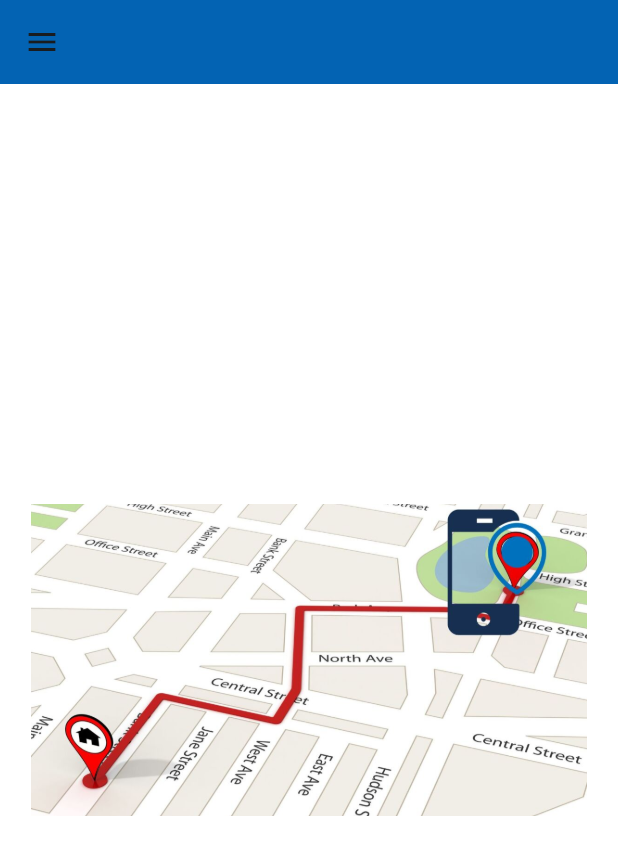
After one commit to JoseHernandezVera/pharmacheck_app, a Flutter app: the MapPage screen opened directly, on a phone screen of 412 x 824 dp. The commit adds this screen. Shown: the top 855 px of the screen. Run offline on Flutter 3.47's test engine with Material 3 defaults, Android fonts, the phone set to English and light mode, and no system bars; our stand-ins replace audioplayers.

Commit message:
se me olvido una cosa

```diff
--- a/lib/pages/clientes.dart
+++ b/lib/pages/clientes.dart
@@ -68,10 +68,9 @@ class _ClientesPageState extends State<ClientesPage> {
                       DropdownButton<int>(
                         value: selectedHour,
                         items: List.generate(24, (i) {
-                          int hour = i + 1;
                           return DropdownMenuItem(
-                            value: hour,
-                            child: Text(hour.toString().padLeft(2, '0')),
+                            value: i,
+                            child: Text(i.toString().padLeft(2, '0')),
                           );
                         }),
                         onChanged: (value) {
--- /dev/null
+++ b/lib/pages/map.dart
@@ -0,0 +1,32 @@
+import 'package:flutter/material.dart';
+import 'base_pages.dart';
+
+class MapPage extends StatelessWidget {
+  const MapPage({super.key});
+
+  @override
+  Widget build(BuildContext context) {
+    final screenWidth = MediaQuery.of(context).size.width;
+    final screenHeight = MediaQuery.of(context).size.height;
+
+    return Scaffold(
+      backgroundColor: Colors.white,
+      appBar: AppBar(
+        title: const Text(''),
+        backgroundColor: const Color.fromARGB(255, 3, 99, 179),
+      ),
+      drawer: const BasePage(title: 'Map'),
+      body: Center(
+        child: Padding(
+          padding: EdgeInsets.all(screenWidth * 0.05),
+          child: Image.asset(
+            'assets/images/mapa.jpg',
+            width: screenWidth * 0.9,
+            height: screenHeight * 0.7,
+            fit: BoxFit.contain,
+          ),
+        ),
+      ),
+    );
+  }
+}
--- a/pubspec.yaml
+++ b/pubspec.yaml
@@ -28,6 +28,7 @@ flutter:
   assets:
     - assets/images/perfil.jpg
     - assets/images/salida.png
+    - assets/images/mapa.jpg
     - assets/images/logo_pildora.png
     - assets/sounds/parte1.mp3
     - assets/sounds/parte2.mp3
```
Also changed, not shown: assets/images/mapa.jpg (added).
